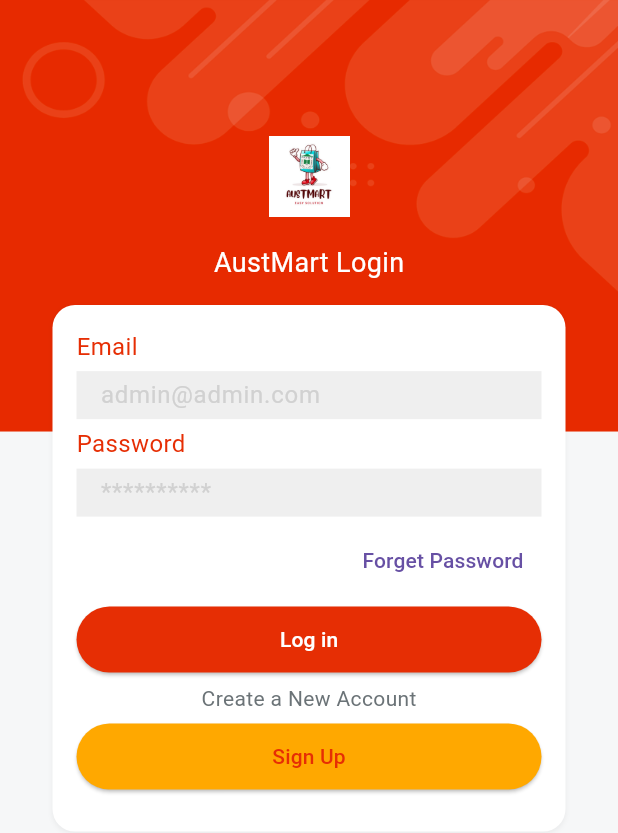
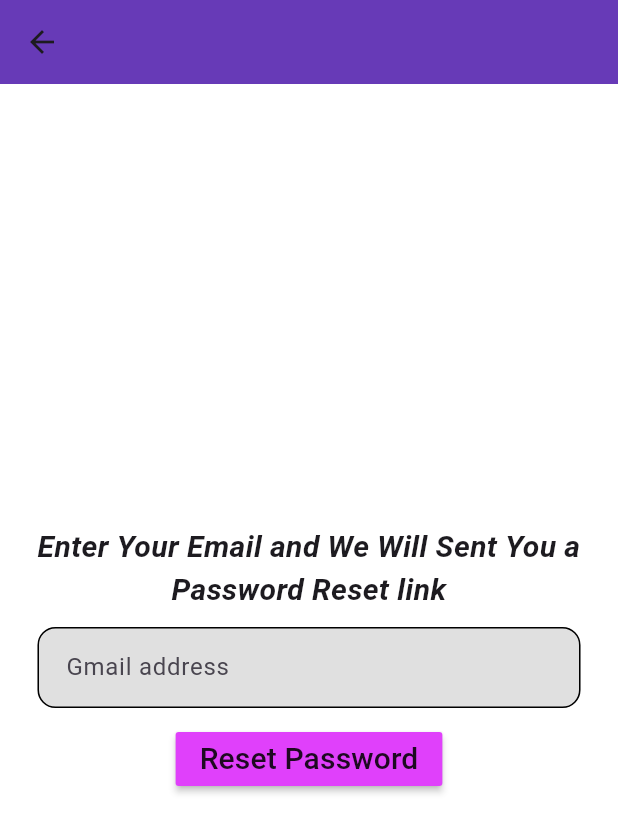
Before and after one commit to TurjoyBasakArko/AustMart, a Flutter app: the screen it shows after launch, after a tap on "Forget Password", on a phone screen of 412 x 824 dp. Shown: the top 833 px of the screen. Run offline on Flutter 3.47's test engine with Material 3 defaults, Android fonts, the phone set to English and light mode, and no system bars; our stand-ins replace cloud_firestore, firebase_auth, firebase_core, firebase_storage, get, image_picker and 1 more; accounts and stored records are empty; Roboto replaces fonts that are missing (sans_bold, sans_regular, sans_semibold).

Commit message:
latest commit(5)

```diff
--- /dev/null
+++ b/lib/auth_screen/forgetPass.dart
@@ -0,0 +1,120 @@
+import 'dart:async';
+import 'package:firebase_auth/firebase_auth.dart';
+import 'package:flutter/material.dart';
+
+class Forgetpasswordpage extends StatefulWidget {
+  const Forgetpasswordpage({super.key});
+
+  @override
+  State<Forgetpasswordpage> createState() => _ForgetpasswordpageState();
+}
+
+class _ForgetpasswordpageState extends State<Forgetpasswordpage> {
+  final _emailcontroller = TextEditingController();
+
+  @override
+  void dispose() {
+    _emailcontroller.dispose();
+    super.dispose();
+  }
+
+  @override
+  Widget build(BuildContext context) {
+    return Scaffold(
+      appBar: AppBar(
+        backgroundColor: Colors.deepPurple,
+        elevation: 0,
+      ),
+      body:
+      Container(
+        color: Colors.white,
+        child: Column(
+          mainAxisAlignment: MainAxisAlignment.center,
+
+          children: [
+            Padding(
+              padding: const EdgeInsets.symmetric(horizontal: 25.0),
+              child: Text(
+                'Enter Your Email and We Will Sent You a Password Reset link',
+                textAlign: TextAlign.center,
+                style: const TextStyle(
+                    fontSize: 20,
+                    fontWeight: FontWeight.bold,
+                    fontStyle: FontStyle.italic),
+              ),
+            ),
+            SizedBox(height: 10),
+            Padding(
+              padding: const EdgeInsets.symmetric(horizontal: 25.0),
+              child: TextField(
+                controller: _emailcontroller,
+                decoration: InputDecoration(
+                  contentPadding: EdgeInsets.all(15),
+                  enabledBorder: OutlineInputBorder(
+                    borderSide: const BorderSide(color: Colors.black),
+                    borderRadius: BorderRadius.circular(12),
+                  ),
+                  focusedBorder: OutlineInputBorder(
+                    borderSide: const BorderSide(color: Colors.white),
+                    borderRadius: BorderRadius.circular(12),
+                  ),
+                  fillColor: Colors.grey.shade300,
+                  filled: true,
+                  hintText: 'Gmail address',
+                ),
+              ),
+            ),
+            SizedBox(height: 10),
+            MaterialButton(
+              onPressed: passwordreset,
+              child: Text(
+                'Reset Password',
+                style: TextStyle(fontSize: 20),
+              ),
+              color: Colors.purpleAccent,
+            ),
+          ],
+        ),
+      ),
+    );
+  }
+
+//problem cant catch the error and cant make if true
+  Future passwordreset() async {
+    try {
+      await FirebaseAuth.instance
+          .sendPasswordResetEmail(email: _emailcontroller.text.trim());
+
+      showDialog(
+        context: context,
+        builder: (context) {
+          return AlertDialog(
+            backgroundColor: Colors.deepPurple,
+            content: Text(
+              'Link has been sent if email exist',
+              style: TextStyle(color: Colors.white),
+            ),
+          );
+        },
+      );
+    } catch (e) {
+      print(e);
+
+      /* Fluttertoast.showToast(
+          msg: error.message.toString(), gravity: ToastGravity.TOP);*/
+      showDialog(
+        context: context,
+        builder: (context) {
+          return AlertDialog(
+            backgroundColor: Colors.deepPurple,
+            content: Text(
+              //'Invalid email',
+              e.toString(),
+              style: TextStyle(color: Colors.white),
+            ),
+          );
+        },
+      );
+    }
+  }
+  }
--- a/lib/auth_screen/login_screen.dart
+++ b/lib/auth_screen/login_screen.dart
@@ -1,4 +1,5 @@
 import 'package:austmart/auth_screen/SignUp.dart';
+import 'package:austmart/auth_screen/forgetPass.dart';
 
 import 'package:austmart/consts/list.dart';
 import 'package:austmart/home_controller/auth_controller.dart';
@@ -42,7 +43,15 @@
                   children: [
                     customTextField(hint: emailHint, title: email, isPass: false, controller: controller.emailController),
                     customTextField(hint: passwordHint, title: password, isPass: true, controller: controller.passwordController),
-                    Align(alignment: Alignment.centerRight, child: TextButton(onPressed: () {}, child: forgetPass.text.make(),)),
+                    Align(alignment: Alignment.centerRight, child: TextButton(onPressed: () {
+                       Navigator.push(
+                            context,
+                            MaterialPageRoute(
+                              builder: (context) {
+                                return Forgetpasswordpage();
+                              },
+                            ),);
+                    }, child: forgetPass.text.make(),)),
                     5.heightBox,
 
                     controller.isloading.value ?
--- a/lib/profile_screen/edit_profile.dart
+++ b/lib/profile_screen/edit_profile.dart
@@ -20,7 +20,8 @@
           appBar: AppBar(),
           body: Obx(
 
-                ()=>Column(
+                ()=>SingleChildScrollView(
+                  child: Column(
                                 mainAxisSize: MainAxisSize.min,
                                 children: [
 
@@ -131,6 +132,7 @@
                   .margin(EdgeInsets.only(top: 50,left: 12,right: 12))
                   .rounded
                   .make(),
+                ),
 
 
           ),
```
Also changed, not shown: lib/home_screen/home_screen.dart (+10 -43 lines). Lines whose indentation alone changed are shown as unchanged.
